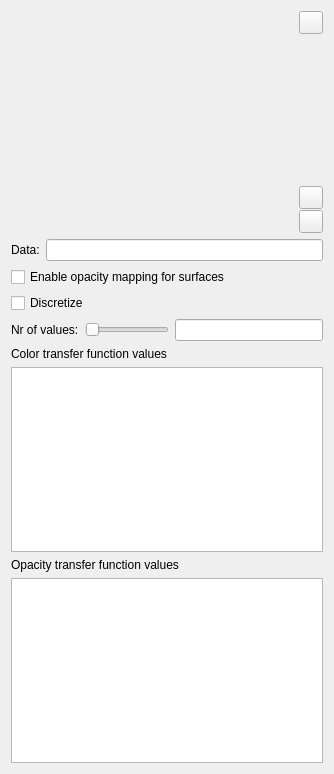
Qt form MorphoDig/Qt/mqColorOpacityEditorWidget.ui (morphomuseum/MorphoDig) before a commit.
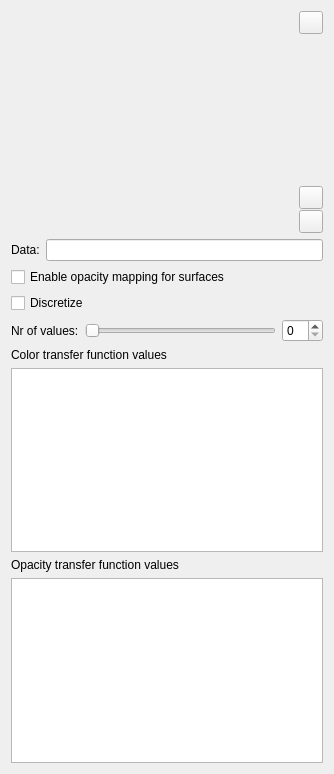
The same form after that commit. Icons and pictures are not drawn. Custom widgets are drawn as their Qt base class.

What changed in the file:
```diff
--- a/MorphoDig/Qt/mqColorOpacityEditorWidget.ui
+++ b/MorphoDig/Qt/mqColorOpacityEditorWidget.ui
@@ -173,7 +173,7 @@
     </widget>
    </item>
    <item>
-    <layout class="QHBoxLayout" name="horizontalLayout3" stretch="0,0,1">
+    <layout class="QHBoxLayout" name="horizontalLayout3" stretch="0,0,0">
      <item>
       <widget class="QLabel" name="label2">
        <property name="text">
@@ -189,14 +189,7 @@
       </widget>
      </item>
      <item>
-      <widget class="mqLineEdit" name="CurrentDiscretizeValue">
-       <property name="sizePolicy">
-        <sizepolicy hsizetype="MinimumExpanding" vsizetype="Fixed">
-         <horstretch>0</horstretch>
-         <verstretch>0</verstretch>
-        </sizepolicy>
-       </property>
-      </widget>
+      <widget class="QSpinBox" name="currentDiscretizeValue"/>
      </item>
     </layout>
    </item>
```
Left out of the diff: 2 changed lines with no effect on the pictures.
